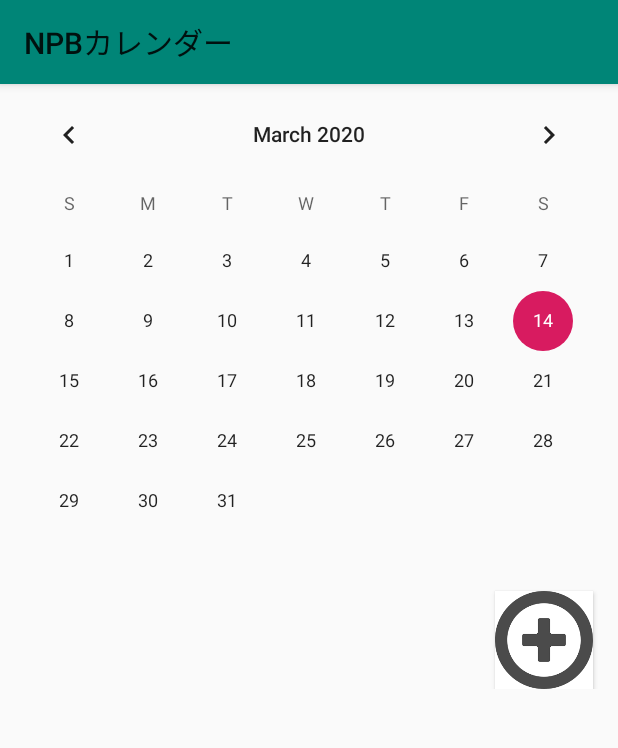
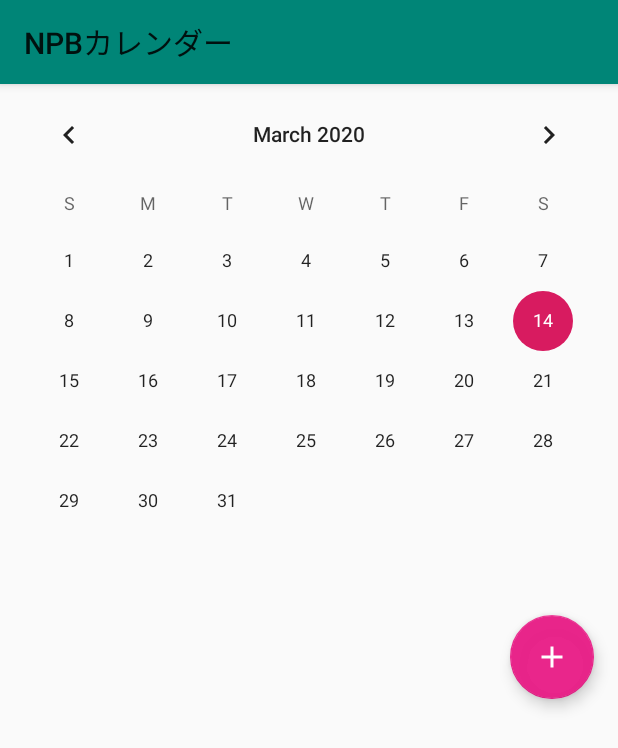
Before and after one commit to rikiyokogawa/calendar_no1, an Android app: the screen it shows after launch (MainActivity), on a phone screen of 412 x 824 dp. Shown: the top 748 px of the screen. Run offline under Robolectric (Android 15) with nearby library versions, the phone set to English and light mode, and no system bars.

Commit message:
フローティングんボタンを修正

```diff
--- a/app/build.gradle
+++ b/app/build.gradle
@@ -29,8 +29,9 @@
     implementation 'androidx.appcompat:appcompat:1.1.0'
     implementation 'androidx.core:core-ktx:1.2.0'
     implementation 'androidx.constraintlayout:constraintlayout:1.1.3'
+    implementation 'com.google.android.material:material:1.2.0-alpha05'
     testImplementation 'junit:junit:4.12'
     androidTestImplementation 'androidx.test.ext:junit:1.1.1'
     androidTestImplementation 'androidx.test.espresso:espresso-core:3.2.0'
-    implementation "com.android.support:appcompat-v7:28.0.0"
+    implementation "com.android.support:appcompat-v7:29.0.0"
 }
--- a/app/src/main/java/com/example/calendar_no1/MainActivity.kt
+++ b/app/src/main/java/com/example/calendar_no1/MainActivity.kt
@@ -36,9 +36,9 @@
 //            }
 //        }
     }
-    override fun onCreateOptionsMenu(menu: Menu): Boolean {
-        val inflater: MenuInflater = menuInflater
-        inflater.inflate(R.menu.menu, menu)
-        return true
-    }
+//    override fun onCreateOptionsMenu(menu: Menu): Boolean {
+//        val inflater: MenuInflater = menuInflater
+//        inflater.inflate(R.menu.menu, menu)
+//        return true
+//    }
 }
--- a/app/src/main/res/layout/activity_main.xml
+++ b/app/src/main/res/layout/activity_main.xml
@@ -16,13 +16,21 @@
             android:id="@+id/calendar"
             android:layout_width="match_parent"
             android:layout_height="match_parent" />
-        <Button
-            android:id="@+id/addBtn"
-            android:layout_width="65dp"
-            android:layout_height="65dp"
-            android:layout_marginStart="330dp"
-            android:background="@drawable/yotei"
-            android:onClick="addBtnClick" />
+    </LinearLayout>
+    <LinearLayout
+        android:layout_width="match_parent"
+        android:layout_height="wrap_content"
+        android:orientation="vertical">
+        <com.google.android.material.floatingactionbutton.FloatingActionButton
+            android:id="@+id/fab"
+            android:layout_width="wrap_content"
+            android:layout_height="wrap_content"
+            android:layout_margin="16dp"
+            android:layout_gravity="bottom|right"
+            app:srcCompat="@drawable/ic_add_white_3x"
+            app:backgroundTint="#F5E91E87"
+            app:layout_constraintBottom_toBottomOf="parent"
+            app:layout_constraintEnd_toEndOf="parent" />
     </LinearLayout>
 
 </LinearLayout>
--- a/app/src/main/res/values/colors.xml
+++ b/app/src/main/res/values/colors.xml
@@ -3,4 +3,5 @@
     <color name="colorPrimary">#008577</color>
     <color name="colorPrimaryDark">#00574B</color>
     <color name="colorAccent">#D81B60</color>
+    <color name="toolbarTitle">#F8F6F7</color>
 </resources>
--- a/build.gradle
+++ b/build.gradle
@@ -8,7 +8,7 @@
 
     }
     dependencies {
-        classpath 'com.android.tools.build:gradle:3.5.3'
+        classpath 'com.android.tools.build:gradle:3.6.1'
         classpath "org.jetbrains.kotlin:kotlin-gradle-plugin:$kotlin_version"
         // NOTE: Do not place your application dependencies here; they belong
         // in the individual module build.gradle files
```
Also changed, not shown: app/src/main/res/drawable/ic_add_white_3x.png (added), gradle/wrapper/gradle-wrapper.properties.
